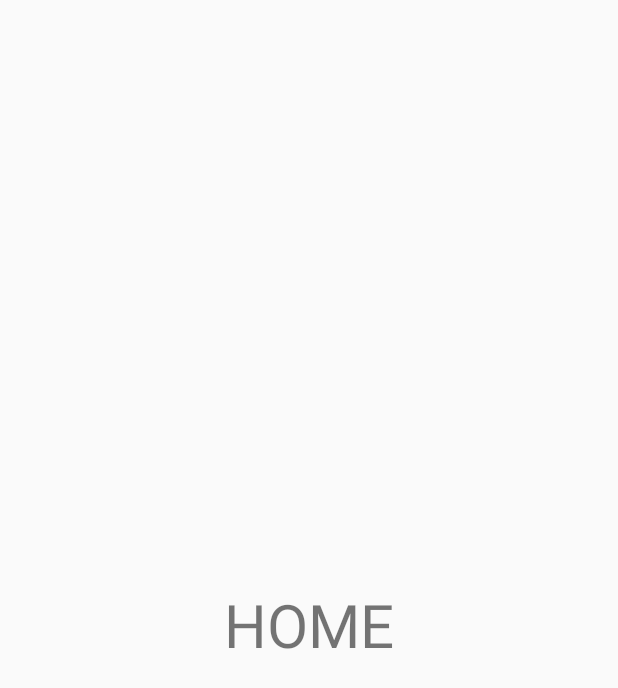
After one commit to andrei-prokofjev/para-flight, an Android app: the layout fragment_home.xml on its own in the app's theme, with its tools: preview values and no code run, on a phone screen of 412 x 824 dp. The commit adds this screen. Shown: the top 688 px of the screen. Run offline under Robolectric (Android 15) with nearby library versions, the phone set to English and light mode, and no system bars.

Commit message:
add android navigation

```diff
--- /dev/null
+++ b/app/src/main/res/layout/fragment_home.xml
@@ -0,0 +1,23 @@
+<?xml version="1.0" encoding="utf-8"?>
+<androidx.constraintlayout.widget.ConstraintLayout xmlns:android="http://schemas.android.com/apk/res/android"
+    xmlns:app="http://schemas.android.com/apk/res-auto"
+    xmlns:tools="http://schemas.android.com/tools"
+    android:layout_width="match_parent"
+    android:layout_height="match_parent"
+    tools:context=".ui.home.HomeFragment">
+
+  <TextView
+      android:id="@+id/text_home"
+      android:layout_width="wrap_content"
+      android:layout_height="wrap_content"
+      android:layout_marginStart="8dp"
+      android:layout_marginTop="8dp"
+      android:layout_marginEnd="8dp"
+      android:text="HOME"
+      android:textAlignment="center"
+      android:textSize="40sp"
+      app:layout_constraintBottom_toBottomOf="parent"
+      app:layout_constraintEnd_toEndOf="parent"
+      app:layout_constraintStart_toStartOf="parent"
+      app:layout_constraintTop_toTopOf="parent" />
+</androidx.constraintlayout.widget.ConstraintLayout>
--- /dev/null
+++ b/app/src/main/res/values/dimens.xml
@@ -0,0 +1,5 @@
+<resources>
+  <!-- Default screen margins, per the Android Design guidelines. -->
+  <dimen name="activity_horizontal_margin">16dp</dimen>
+  <dimen name="activity_vertical_margin">16dp</dimen>
+</resources>
```
Also changed, not shown: app/src/main/java/com/apro/paraflight/MainActivity.kt (+9 -44 lines), app/src/main/java/com/apro/paraflight/ui/home/HomeFragment.kt (added, +28 -0 lines), app/src/main/java/com/apro/paraflight/ui/home/HomeViewModel.kt (added, +11 -0 lines), app/src/main/java/com/apro/paraflight/ui/mapbox/ParaFlightViewModel.kt (added, +12 -0 lines), app/src/main/java/com/apro/paraflight/ui/mapbox/ParaflightFragment.kt (added, +28 -0 lines), app/src/main/res/layout/activity_main.xml (+12 -4 lines), app/src/main/res/layout/fragment_map.xml (added, +23 -0 lines), app/src/main/res/layout/fragment_paraflight.xml (added, +24 -0 lines), app/src/main/res/navigation/nav_graph.xml (added, +18 -0 lines).
